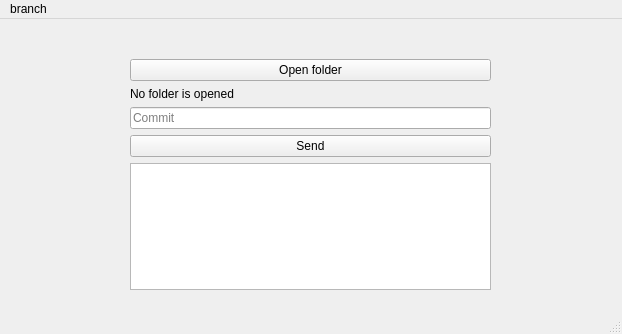
Above: MainWindow.ui from PickBas/git-client-qt before the change. Below: the same form after it.
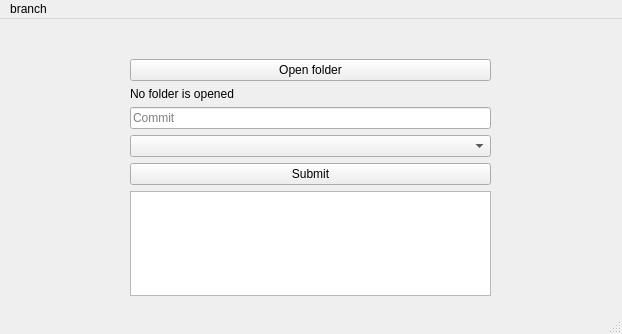
That is the form after the change.

Commit message: Changed branches menu

Diff of the .ui file:
```diff
--- a/MainWindow.ui
+++ b/MainWindow.ui
@@ -20,7 +20,7 @@
       <x>130</x>
       <y>40</y>
       <width>361</width>
-      <height>231</height>
+      <height>237</height>
      </rect>
     </property>
     <layout class="QVBoxLayout" name="verticalLayout_2">
@@ -47,10 +47,13 @@
          </property>
         </widget>
        </item>
+       <item>
+        <widget class="QComboBox" name="operations_comboBox"/>
+       </item>
        <item>
         <widget class="QPushButton" name="send_btn">
          <property name="text">
-          <string>Send</string>
+          <string>Submit</string>
          </property>
         </widget>
        </item>
```
Left out of the diff: 6 changed lines with no effect on the pictures. The commit also changes 1 other file.
